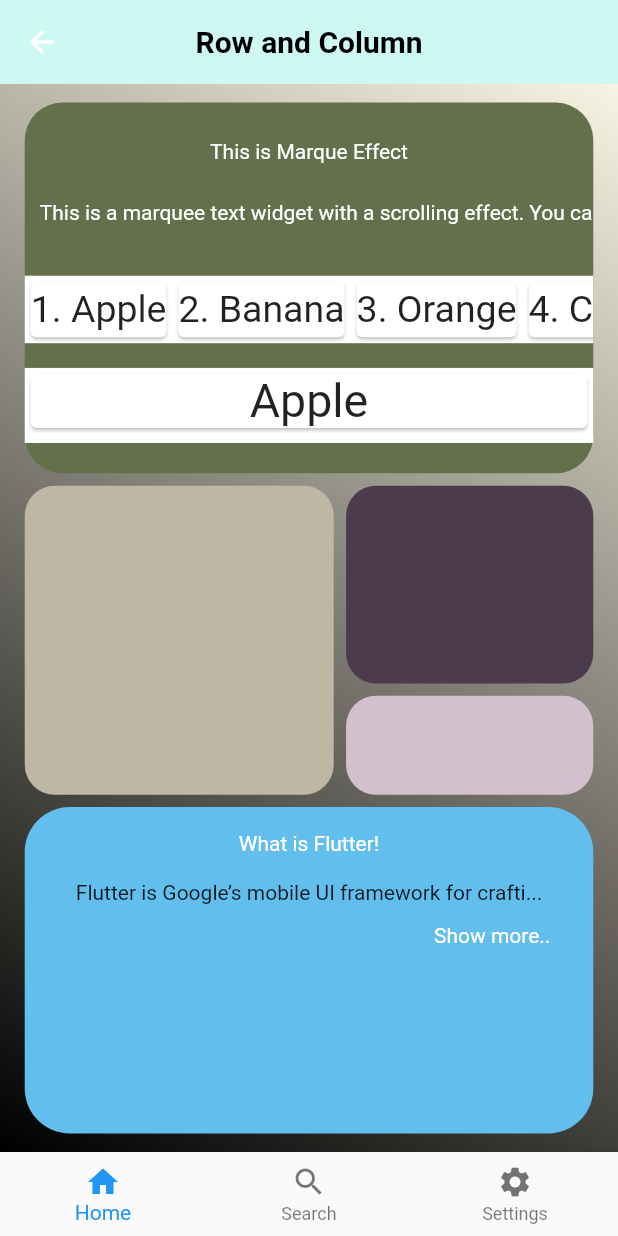
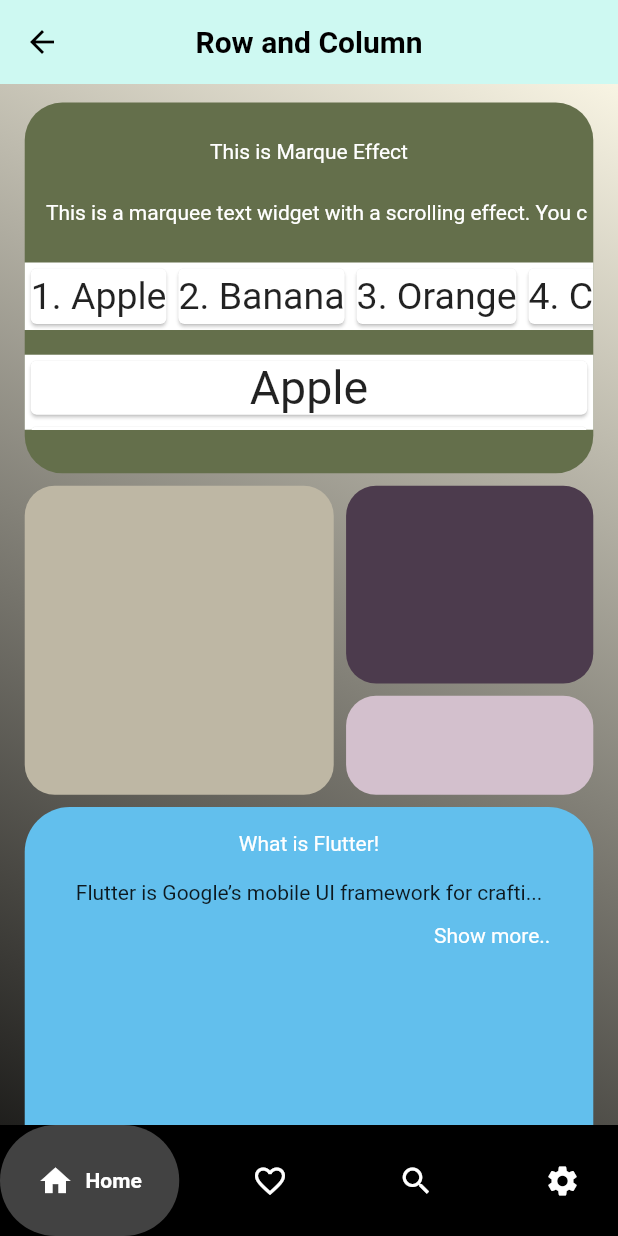
Before and after one commit to SayyedHaris/whalevpn, a Flutter app: the RowandColumn screen opened directly, on a phone screen of 412 x 824 dp. Run offline on Flutter 3.47's test engine with Material 2 defaults, Android fonts, the phone set to English and light mode, and no system bars; drawn by our look-alikes of google_nav_bar, marquee; our stand-ins replace get, image_picker, permission_handler, pinput, slide_to_act.

Commit message:
Updated Button widget..

```diff
--- a/lib/screens/rowandcolumn.dart
+++ b/lib/screens/rowandcolumn.dart
@@ -1,8 +1,8 @@
 import 'package:flutter/material.dart';
 import 'package:get/get.dart';
+import 'package:google_nav_bar/google_nav_bar.dart';
 import 'package:marquee/marquee.dart';
-import 'package:persistent_bottom_nav_bar/persistent_tab_view.dart';
-import 'package:whale_vpn/screens/profilescreen.dart';
+
 import 'package:whale_vpn/troggleEye/troggleeye.dart';
 
 class RowandColumn extends StatefulWidget {
@@ -31,7 +31,7 @@ class _RowandColumnState extends State<RowandColumn> {
   String? secondHalf;
   bool flag = true;
   final String? description =
-      "Flutter is Google’s mobile UI framework for crafting high-quality native interfaces on iOS and Android in record time. Flutter works with existing code, is used by developers and organizations around the world, and is free and open source.";
+      "Flutter is Google’s mobile UI framework for crafting high-quality native interfaces on iOS and Android in record time. Flutter works with existing code, is used by developers and organizations around the world, and is free and open source. ";
 
   @override
   void initState() {
@@ -49,14 +49,21 @@ class _RowandColumnState extends State<RowandColumn> {
   @override
   Widget build(BuildContext context) {
     return Scaffold(
+
+      backgroundColor: const Color(0xFF637074),
       appBar: AppBar(
+        leading: IconButton(onPressed: () {
+      Get.back();
+        }, icon: Icon(Icons.arrow_back,color: Colors.black,)),
         backgroundColor: const Color(0xFFCEF9F2),
         elevation: 0,
         centerTitle: true,
         title: const Text("Row and Column",
             style: TextStyle(color: Colors.black, fontWeight: FontWeight.bold)),
       ),
-      body: Container(
+      body: SingleChildScrollView(
+        physics: const BouncingScrollPhysics(),
+        child: Container(
           height: Get.height,
           decoration: const BoxDecoration(
               gradient: LinearGradient(
@@ -88,8 +95,8 @@ class _RowandColumnState extends State<RowandColumn> {
                           height: Get.height * .03,
                         ),
                         Container(
-                        height: 50,
-                        width: 380,
+                          height: Get.height * .05,
+                          width: Get.width * .9,
                           child: Marquee(
                             text:
                                 "This is a marquee text widget with a scrolling effect. You can customize its behavior and appearance.",
@@ -112,7 +119,7 @@ class _RowandColumnState extends State<RowandColumn> {
                           height: 45,
                           width: Get.width,
                           child: ListView.builder(
-                          physics: BouncingScrollPhysics(),
+                            physics: const BouncingScrollPhysics(),
                             scrollDirection: Axis.horizontal,
                             itemCount: _list.length,
                             itemBuilder: (context, index) {
@@ -121,7 +128,7 @@ class _RowandColumnState extends State<RowandColumn> {
                                 child: Center(
                                     child: Text(
                                   '$itemNumber. ${_list[index].toString()}',
-                                style: TextStyle(fontSize: 25),
+                                  style: const TextStyle(fontSize: 25),
                                 )),
                               );
                             },
@@ -135,7 +142,7 @@ class _RowandColumnState extends State<RowandColumn> {
                             height: 50,
                             width: Get.width,
                             child: ListView.builder(
-                            physics: BouncingScrollPhysics(),
+                              physics: const BouncingScrollPhysics(),
                               scrollDirection: Axis.vertical,
                               itemCount: _list.length,
                               itemBuilder: (context, index) {
@@ -144,7 +151,7 @@ class _RowandColumnState extends State<RowandColumn> {
                                     children: [
                                       Text(
                                         _list[index].toString(),
-                                      style: TextStyle(fontSize: 31),
+                                        style: const TextStyle(fontSize: 31),
                                       )
                                     ],
                                   ),
@@ -204,8 +211,8 @@ class _RowandColumnState extends State<RowandColumn> {
                   SizedBox(
                     height: Get.height * .01,
                   ),
-                Expanded(
-                  child: Container(
+                  Container(
+                    height: Get.height * .3,
                     decoration: BoxDecoration(
                         color: const Color(0xFF62BFED),
                         borderRadius: BorderRadius.circular(30)),
@@ -269,7 +276,6 @@ class _RowandColumnState extends State<RowandColumn> {
                       ),
                     ),
                   ),
-                ),
 
 
                 ],
@@ -277,26 +283,55 @@ class _RowandColumnState extends State<RowandColumn> {
             ),
           ),
         ),
+      ),
 
-      bottomNavigationBar: Obx(() => BottomNavigationBar(
-        currentIndex: _flag.currentInd.value,
-        onTap: (value) {
-          _flag.currentIndex(value);
-        },
-        items: const [
-          BottomNavigationBarItem(
 
-              label: 'Home',
-              icon: Icon(Icons.home)),
-          BottomNavigationBarItem(
-              label: 'Search',
-              icon: Icon(Icons.search)),
-          BottomNavigationBarItem(
-              label: 'Settings',
-              icon: Icon(Icons.settings)),
+      bottomNavigationBar: GNav(
+        backgroundColor: Colors.black,
+          color: Colors.white,
+          activeColor: Colors.white,
+          tabBackgroundColor: Colors.grey.shade800,
+          gap: 8,
+          tabs:
+      [
+        const GButton(
+            text: "Home",
+            icon: Icons.home),
+        const GButton(
+            text: "Likes",
+            icon: Icons.favorite_border),
+        const GButton(
 
-        ],
-      ),)
+            text: 'Search',
+            icon: Icons.search),
+        const GButton(
+            text: 'Setting',
+            icon: Icons.settings),
+
+
+      ]),
+
+// with obx
+      // bottomNavigationBar: Obx(() => BottomNavigationBar(
+      //
+      //   currentIndex: _flag.currentInd.value,
+      //   onTap: (value) {
+      //     _flag.currentIndex(value);
+      //   },
+      //   items: const [
+      //     BottomNavigationBarItem(
+      //
+      //         label: 'Home',
+      //         icon: Icon(Icons.home)),
+      //     BottomNavigationBarItem(
+      //         label: 'Search',
+      //         icon: Icon(Icons.search)),
+      //     BottomNavigationBarItem(
+      //         label: 'Settings',
+      //         icon: Icon(Icons.settings)),
+      //
+      //   ],
+      // ),)
     );
   }
 }
--- a/lib/screens/signupscreen.dart
+++ b/lib/screens/signupscreen.dart
@@ -31,7 +31,10 @@ class _SignUpScreenState extends State<SignUpScreen> {
     return GestureDetector(
       onTap: () => FocusScope.of(context).unfocus(),
       child: Scaffold(
-        appBar: AppBar(title: const Text("Widgets")),
+
+        appBar: AppBar(
+
+            title: const Text("Widgets")),
         drawer: Drawer(
           shape:
               RoundedRectangleBorder(borderRadius: BorderRadius.circular(30)),
@@ -66,9 +69,8 @@ class _SignUpScreenState extends State<SignUpScreen> {
             ],
           ),
         ),
-        body: SingleChildScrollView(
-          child: Container(
-            color: Colors.cyan.shade100,
+        body: Container(
+          color: Color(0xFFFFF1D0),
           width: Get.width,
           height: Get.height,
           child: Padding(
@@ -343,7 +345,6 @@ class _SignUpScreenState extends State<SignUpScreen> {
           ),
         ),
       ),
-      ),
     );
   }
 }
--- a/pubspec.yaml
+++ b/pubspec.yaml
@@ -43,7 +43,7 @@ dependencies:
   slide_to_act:
   intl:
   marquee:
-  persistent_bottom_nav_bar:
+  google_nav_bar:
 
 dev_dependencies:
   flutter_test:
```
Also changed, not shown: pubspec.lock. Lines whose indentation alone changed are shown as unchanged.
